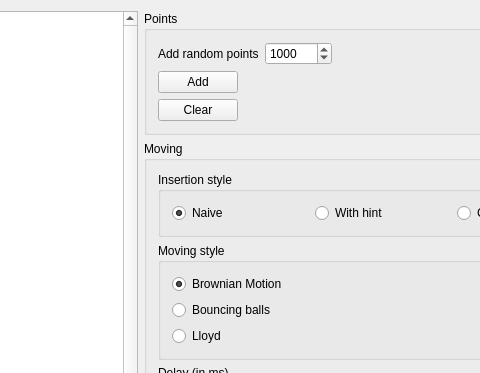
Qt form mainwindow.ui (jetSett/Delaunay-moving-points) before a commit; both pictures show x 352 to 832 and y 0 to 373 of the 985 by 718 pixel window.
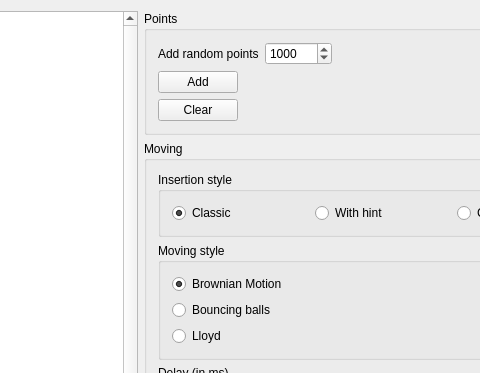
The same form after that commit.

Diff of the .ui file:
```diff
--- a/mainwindow.ui
+++ b/mainwindow.ui
@@ -114,7 +114,7 @@
                 <item>
                  <widget class="QRadioButton" name="naiveRadioButton">
                   <property name="text">
-                   <string>Naive</string>
+                   <string>Classic</string>
                   </property>
                   <property name="checked">
                    <bool>true</bool>
```
Left out of the diff: 5 changed lines with no effect on the pictures.
